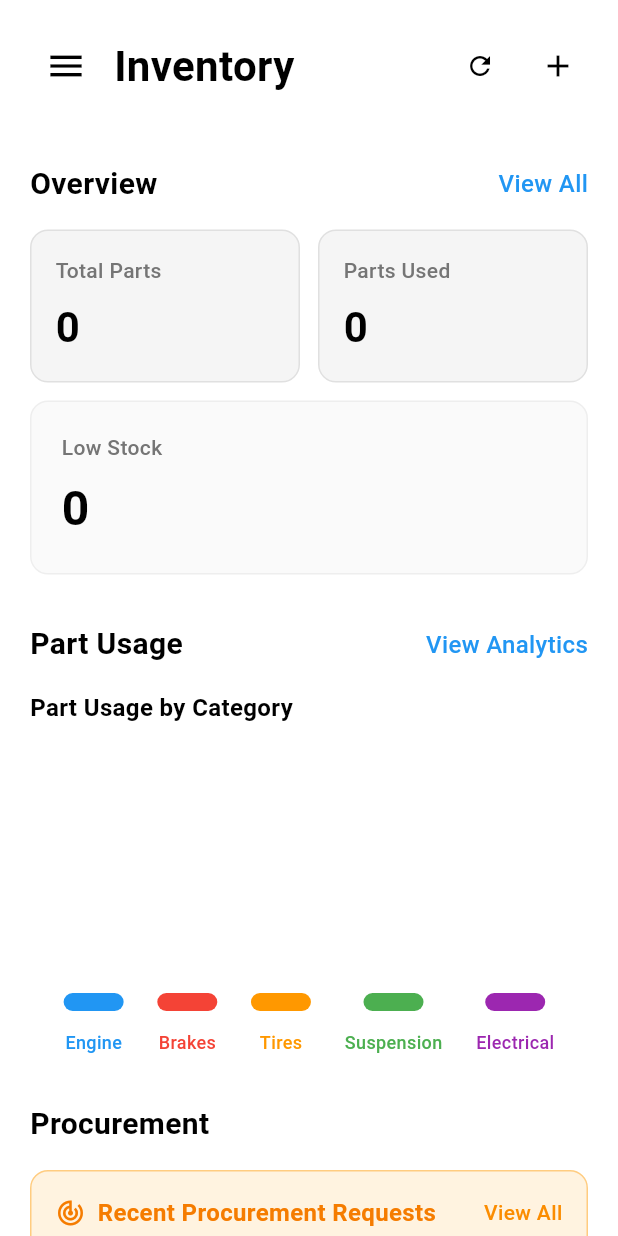
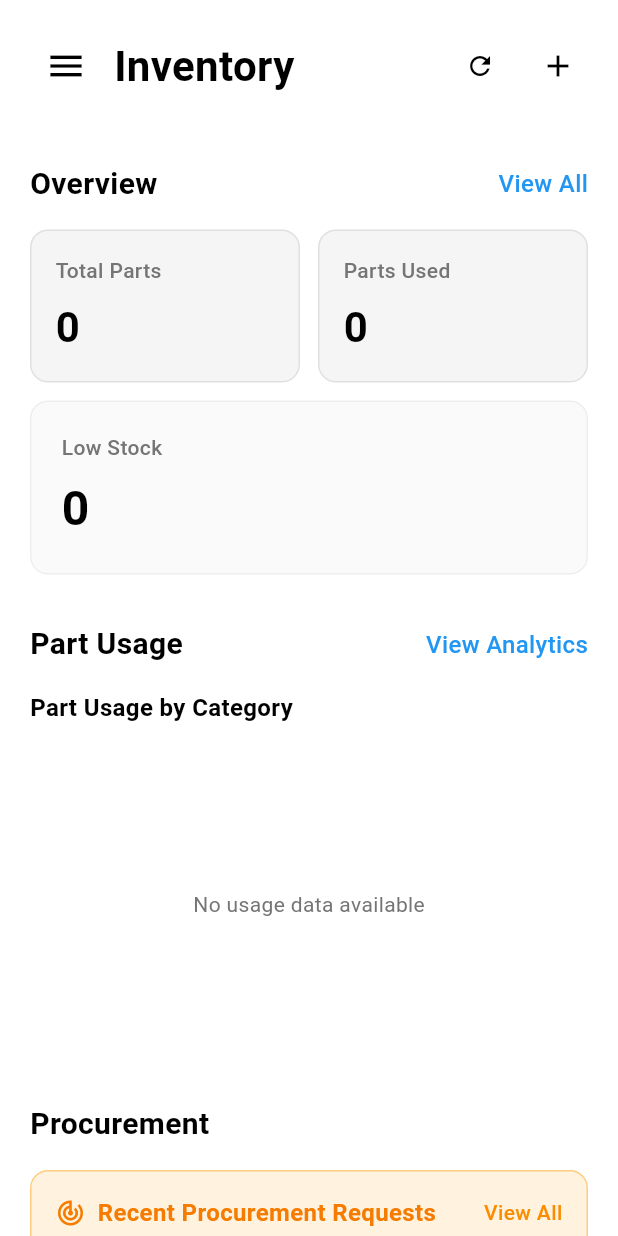
Before and after one commit to Jquann/workshoppro_manager, a Flutter app: the InventoryScreen screen opened directly, on a phone screen of 412 x 824 dp. Run offline on Flutter 3.47's test engine with Material 3 defaults, Android fonts, the light colour scheme and no system bars; our stand-ins replace cloud_firestore, cloud_functions, firebase_auth, firebase_core, pdf, permission_handler and 3 more; missing offline and left inert: mailer; accounts and stored records are empty; Roboto replaces fonts that are missing (SF Pro).

Commit message:
update inv , fix bugs

```diff
--- a/lib/pages/inventory_control/inventory_dashboard.dart
+++ b/lib/pages/inventory_control/inventory_dashboard.dart
@@ -2,7 +2,6 @@
 import 'package:cloud_firestore/cloud_firestore.dart';
 import 'add_inv_part.dart';
 import 'all_inv_part.dart';
-import 'inventory_data_manager.dart';
 import '../navigations/drawer.dart';
 import 'procurement_tracking_screen.dart';
 import 'request_inv_parts.dart';
@@ -22,13 +21,7 @@
   int lowStockParts = 0;
   bool _isLoading = true;
 
-  Map<String, int> categoryUsage = {
-    'Engine': 0,
-    'Brakes': 0,
-    'Tires': 0,
-    'Suspension': 0,
-    'Electrical': 0,
-  };
+  Map<String, int> categoryUsage = {};
 
   @override
   void initState() {
@@ -36,15 +29,15 @@
     _fetchInventoryStats();
   }
 
-  // Fetch all category documents and their parts from Firestore, calculate usage, and show top 5 categories
+  // Fetch all category documents and their parts from Firestore, calculate usage dynamically
   Future<void> _fetchInventoryStats() async {
     try {
       QuerySnapshot inventorySnapshot = await _firestore.collection('inventory_parts').get();
       Map<String, String> partCategoryMap = {};
-      int totalPartItems = 0; // <-- Correct total parts counter
+      int totalPartItems = 0;
+
       for (var categoryDoc in inventorySnapshot.docs) {
         Map<String, dynamic> data = categoryDoc.data() as Map<String, dynamic>;
-        // Count each part field in the category document
         data.forEach((partId, partData) {
           if (partData is Map<String, dynamic>) {
             totalPartItems++;
@@ -58,18 +51,13 @@
         });
       }
 
-      // Step 2: Get all invoices and sum usage by category
+      // Step 2: Get all invoices and sum usage by category (dynamic)
       QuerySnapshot invoiceSnapshot = await _firestore.collection('invoices').get();
-      Map<String, int> usageByCategory = {
-        'Engine': 0,
-        'Brakes': 0,
-        'Tires': 0,
-        'Suspension': 0,
-        'Electrical': 0,
-      };
+      Map<String, int> usageByCategory = {};
       int used = 0;
       int requested = 0;
       int lowStock = 0;
+
       for (var invoiceDoc in invoiceSnapshot.docs) {
         Map<String, dynamic> invoiceData = invoiceDoc.data() as Map<String, dynamic>;
         List<dynamic> parts = invoiceData['parts'] ?? [];
@@ -78,19 +66,16 @@
           String partName = partNameRaw.trim().toLowerCase();
           int quantity = part['quantity'] ?? 0;
           String category = partCategoryMap[partName] ?? 'Unknown';
-          if (usageByCategory.containsKey(category)) {
-            usageByCategory[category] = usageByCategory[category]! + quantity;
-          }
+          usageByCategory[category] = (usageByCategory[category] ?? 0) + quantity;
           used += quantity;
         }
       }
 
-      // Step 3: (Optional) Get requested/low stock from inventory if needed for other cards
+      // Step 3: Get requested/low stock from inventory if needed for other cards
       for (var categoryDoc in inventorySnapshot.docs) {
         Map<String, dynamic> data = categoryDoc.data() as Map<String, dynamic>;
         data.forEach((partId, partData) {
           if (partData is Map<String, dynamic>) {
-            int quantity = partData['quantity'] ?? 0;
             bool isLowStock = partData['isLowStock'] ?? false;
             bool isRequested = partData['isRequested'] ?? false;
             if (isRequested || isLowStock) {
@@ -104,7 +89,7 @@
       }
 
       setState(() {
-        totalParts = totalPartItems; // <-- Set correct total parts value
+        totalParts = totalPartItems;
         partsUsed = used;
         partsRequested = requested;
         lowStockParts = lowStock;
@@ -120,19 +105,12 @@
     }
   }
 
-  double _getUsageHeight(String category) {
-    int count = categoryUsage[category] ?? 0;
-    int maxCount = categoryUsage.values.fold(0, (max, current) => current > max ? current : max);
-    if (maxCount == 0) return 0.1;
-    return (count / maxCount).clamp(0.1, 1.0);
-  }
-
   @override
   Widget build(BuildContext context) {
     return Scaffold(
       key: _scaffoldKey,
       backgroundColor: Colors.white,
-      drawer: CustomDrawer(), // Use the drawer from drawer.dart
+      drawer: CustomDrawer(),
       body: SafeArea(
         child: Column(
           children: [
@@ -367,9 +345,7 @@
                                         ),
                                         decoration: BoxDecoration(
                                           color: Colors.red,
-                                          borderRadius: BorderRadius.circular(
-                                            12,
-                                          ),
+                                          borderRadius: BorderRadius.circular(12),
                                         ),
                                         child: Text(
                                           'Urgent',
@@ -433,7 +409,6 @@
                           ],
                         ),
                         SizedBox(height: 16),
-
                         Text(
                           'Part Usage by Category',
                           style: TextStyle(
@@ -444,42 +419,32 @@
                         ),
                         SizedBox(height: 20),
 
-                        // Chart Container
+                        // Chart Container - Fixed implementation
                         Container(
                           height: 200,
                           child: _isLoading
                               ? Center(child: CircularProgressIndicator())
-                              : Row(
-                                  mainAxisAlignment:
-                                      MainAxisAlignment.spaceEvenly,
+                              : categoryUsage.isEmpty
+                                  ? Center(
+                                      child: Text(
+                                        'No usage data available',
+                                        style: TextStyle(fontSize: 14, color: Colors.grey[600]),
+                                      ),
+                                    )
+                                  : SingleChildScrollView(
+                                      scrollDirection: Axis.horizontal,
+                                      child: Row(
                                         crossAxisAlignment: CrossAxisAlignment.end,
                                         children: [
-                                    _buildChartBar(
-                                      'Engine',
-                                      _getUsageHeight('Engine'),
-                                      Colors.blue,
-                                    ),
-                                    _buildChartBar(
-                                      'Brakes',
-                                      _getUsageHeight('Brakes'),
-                                      Colors.red,
-                                    ),
-                                    _buildChartBar(
-                                      'Tires',
-                                      _getUsageHeight('Tires'),
-                                      Colors.orange,
-                                    ),
-                                    _buildChartBar(
-                                      'Suspension',
-                                      _getUsageHeight('Suspension'),
-                                      Colors.green,
-                                    ),
-                                    _buildChartBar(
-                                      'Electrical',
-                                      _getUsageHeight('Electrical'),
-                                      Colors.purple,
+                                          for (int i = 0; i < categoryUsage.length; i++)
+                                            _buildDynamicChartBar(
+                                              categoryUsage.keys.elementAt(i),
+                                              categoryUsage.values.elementAt(i),
+                                              _getCategoryColor(i),
+                                              categoryUsage.values.reduce((a, b) => a > b ? a : b),
                                             ),
                                         ],
+                                      ),
                                     ),
                         ),
 
@@ -496,7 +461,7 @@
                         ),
                         SizedBox(height: 16),
 
-                        // Recent Procurement Requests Preview (always visible, any status)
+                        // Recent Procurement Requests Preview
                         Container(
                           padding: EdgeInsets.all(16),
                           decoration: BoxDecoration(
@@ -583,7 +548,6 @@
                                     );
                                   }
 
-                                  // Always show the 3 most recent requests, any status
                                   return Column(
                                     children: snapshot.data!.docs.map((doc) {
                                       final data = doc.data() as Map<String, dynamic>;
@@ -696,29 +660,18 @@
                           ),
                         ),
 
-                        SizedBox(height: 32), // Space for bottom navigation
-                        SizedBox(height: 16),
-
-
                         SizedBox(height: 32),
-
-                        // Bottom navigation placeholder
-                        SizedBox(height: 16),
-
-                        // Data Import Button
-
-                      ], // End of children for Column
-                    ), // End of Column
-                  ), // End of SingleChildScrollView
-                ), // End of RefreshIndicator
-              ), // End of Container
-            ), // End of Expanded
-          ], // End of children for main Column
-        ), // End of main Column
-      ), // End of SafeArea
-    ); // End of Scaffold
+                      ],
+                    ),
+                  ),
+                ),
+              ),
+            ),
+          ],
+        ),
+      ),
+    );
   }
-
 
   Widget _buildOverviewCard(String title, String value, bool isLoading) {
     return Container(
@@ -753,20 +706,34 @@
     );
   }
 
-  Widget _buildChartBar(String label, double height, Color color) {
-    return Column(
+  Widget _buildDynamicChartBar(String label, int usage, Color color, int maxUsage) {
+    final barHeight = maxUsage > 0 ? (usage / maxUsage) * 120 : 10.0;
+    return Container(
+      margin: EdgeInsets.symmetric(horizontal: 8),
+      child: Column(
         mainAxisAlignment: MainAxisAlignment.end,
         children: [
+          Text(
+            usage.toString(),
+            style: TextStyle(
+              fontSize: 12,
+              fontWeight: FontWeight.bold,
+              color: color,
+            ),
+          ),
+          SizedBox(height: 4),
           Container(
-          width: 40,
-          height: 120 * height,
+            width: 36,
+            height: barHeight.clamp(10.0, 120.0),
             decoration: BoxDecoration(
               color: color,
               borderRadius: BorderRadius.circular(6),
             ),
           ),
-        SizedBox(height: 12),
-        Text(
+          SizedBox(height: 8),
+          Container(
+            width: 60,
+            child: Text(
               label,
               style: TextStyle(
                 fontSize: 12,
@@ -774,13 +741,30 @@
                 fontWeight: FontWeight.w500,
               ),
               textAlign: TextAlign.center,
+              maxLines: 2,
+              overflow: TextOverflow.ellipsis,
+            ),
           ),
         ],
+      ),
     );
   }
 
+  Color _getCategoryColor(int index) {
+    final colors = [
+      Colors.blue,
+      Colors.red,
+      Colors.orange,
+      Colors.green,
+      Colors.purple,
+      Colors.teal,
+      Colors.pink,
+      Colors.indigo,
+    ];
+    return colors[index % colors.length];
+  }
+
   Widget _buildProcurementPreviewItem(Map<String, dynamic> data) {
-    final requestId = data['requestId'] ?? '';
     final partName = data['partName'] ?? 'Unknown Part';
     final quantity = data['requestedQty'] ?? data['quantity'] ?? 0;
     final status = data['status'] ?? 'Pending';
@@ -823,7 +807,7 @@
                 ),
                 SizedBox(height: 4),
                 Text(
-                  'Supplier: $supplier', // This will now show the supplier name
+                  'Supplier: $supplier',
                   style: TextStyle(
                     fontSize: 14,
                     color: Colors.grey[700],
@@ -877,7 +861,6 @@
   }
 
   Widget _buildPartRequestPreviewItem(Map<String, dynamic> data) {
-    final requestId = data['requestId'] ?? '';
     final partName = data['partName'] ?? 'Unknown Part';
     final requestedBy = data['requestedBy'] ?? 'N/A';
     final status = data['status'] ?? 'Pending';
```
Also changed, not shown: lib/pages/inventory_control/procurement_request_details.dart (+19 -38 lines), lib/pages/inventory_control/procurement_tracking_screen.dart (+4 -4 lines), lib/pages/inventory_control/request_inv_parts.dart (+30 -13 lines). Lines whose indentation alone changed are shown as unchanged.
